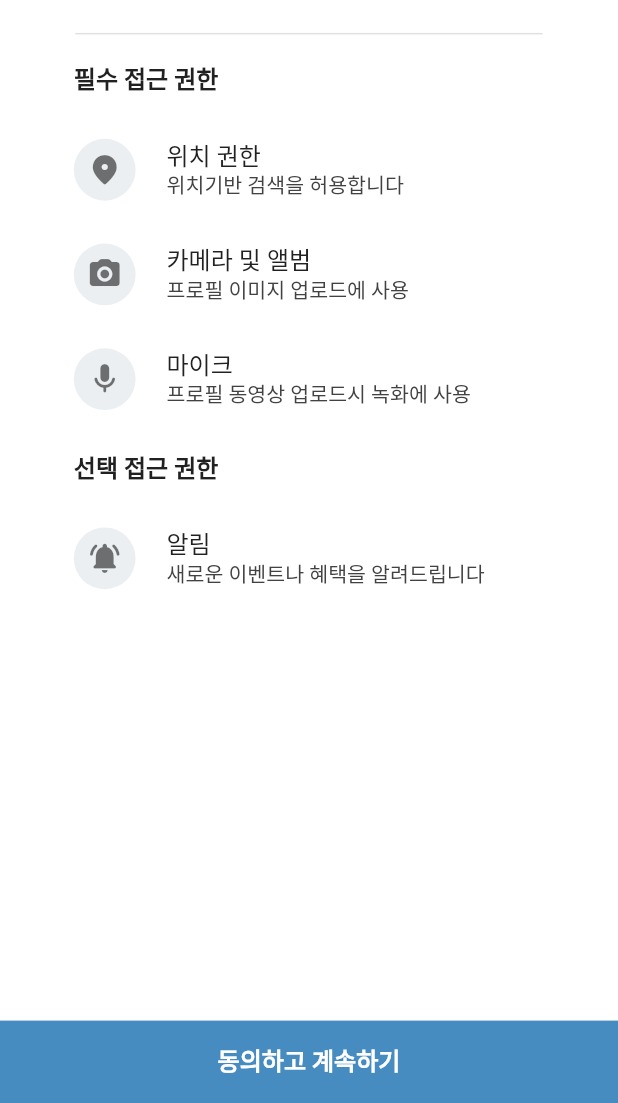
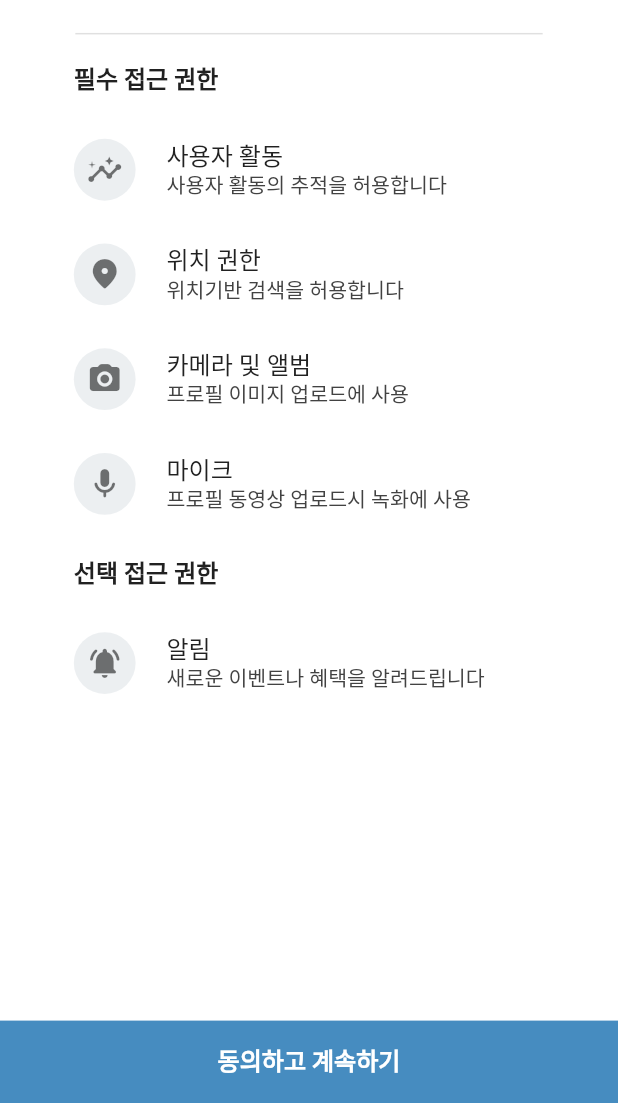
Before and after one commit to ReaflaORG/dr-parkinsons-getx-flutter, a Flutter app: the screen it shows after launch, on a phone screen of 412 x 824 dp, the part 133-1236 px from its top. Run offline on Flutter 3.47's test engine with Material 2 defaults, Android fonts, the phone set to English and light mode, and no system bars; our stand-ins replace cached_network_image, carousel_slider, device_info_plus, dio, dotted_border, firebase_auth and 24 more; missing offline and left inert: kakao_flutter_sdk; accounts and stored records are empty; network calls fail; Roboto replaces fonts that are missing (Pretendard); project files that could hold a hidden picture were left out.

Commit message:
Feat: Feated

```diff
--- a/lib/app/modules/diagnosis/view/diagnosis_view.dart
+++ b/lib/app/modules/diagnosis/view/diagnosis_view.dart
@@ -254,12 +254,12 @@ class SurveyTestingView extends GetView<DiagnosisController> {
             width: double.infinity,
             child: Text(
               controller.survey_id.value == 2
-                  ? '참조 논문 : J Korean Neuropsychiatr Assoc. 1999 Jan;38(1):48-63 Validation of Geriatric Depression Scale, Korean Version(GDS) in the Assessment of DSM-III-R Major Depression'
-                  : '참조 논문 : J Clin Sleep Med. 2017 Dec 15; 13(12): 1429–1433.',
+                  ? '출처 : J Korean Neuropsychiatr Assoc. 1999 Jan;38(1):48-63 Validation of Geriatric Depression Scale, Korean Version(GDS) in the Assessment of DSM-III-R Major Depression'
+                  : '출처 : J Clin Sleep Med. 2017 Dec 15; 13(12): 1429–1433.',
               textAlign: TextAlign.left,
               style: TextStyle(
                 color: ColorPath.TextGrey4H9E9E9E,
-                fontSize: 8.sp,
+                fontSize: 10.sp,
               ),
             ),
           ),
--- a/lib/app/service/permission_service.dart
+++ b/lib/app/service/permission_service.dart
@@ -15,6 +15,14 @@ class PermissionService extends GetxService {
   // Data ▼
 
   RxList<PermissionModel> permissionList = [
+    PermissionModel(
+      title: '사용자 활동',
+      icon: Icons.insights_rounded,
+      // image: 'assets/images/permission/location.png',
+      description: '사용자 활동의 추적을 허용합니다',
+      isRequired: true,
+      isExpanded: false,
+    ),
     PermissionModel(
       title: '위치 권한',
       icon: Icons.location_on_rounded,
@@ -62,6 +70,7 @@ class PermissionService extends GetxService {
   /// 권한 허용 버튼
   Future<dynamic> handlePermissionOnPressed() async {
     final Map<Permission, PermissionStatus> permissionStatus = await [
+      Permission.appTrackingTransparency,
       Permission.location,
       Permission.notification,
       Permission.camera,
--- a/pubspec.yaml
+++ b/pubspec.yaml
@@ -2,7 +2,7 @@ name: dr_parkinsons
 description: A new Flutter project.
 publish_to: "REAFLA"
 
-version: 10.0.0+12
+version: 10.0.0+14
 
 environment:
   sdk: ">=2.19.2 <3.0.0"
```
Also changed, not shown: 1 other file.
